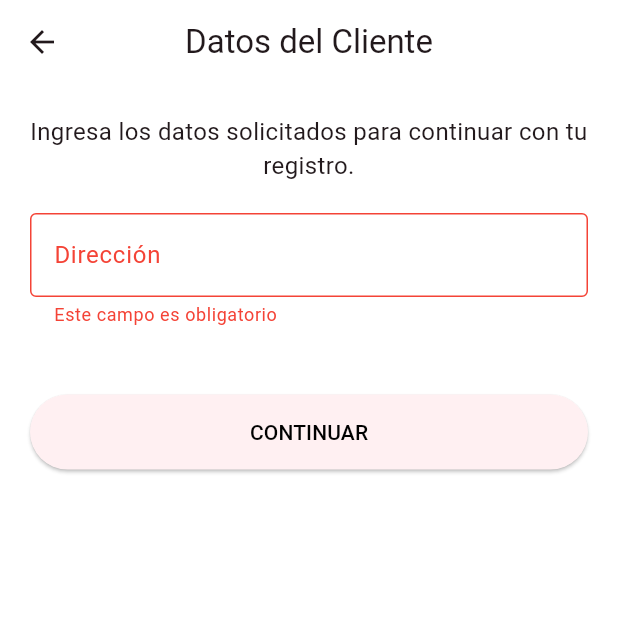
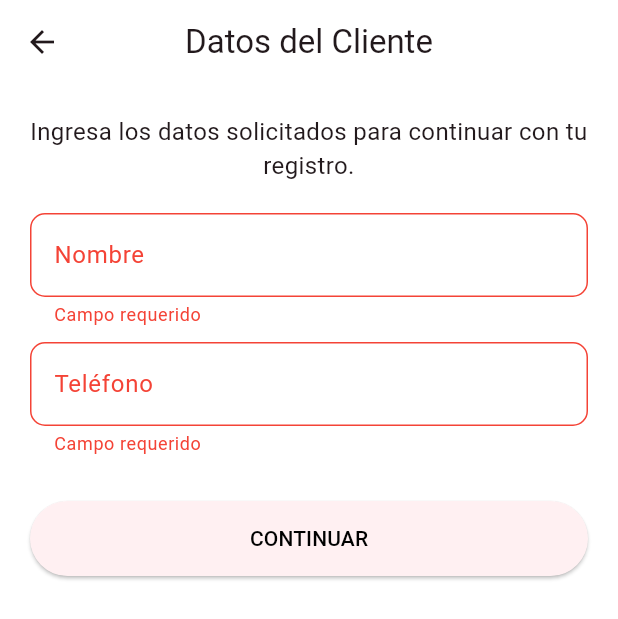
Before and after one commit to AkionAG7/Nicoya_Now_Flutter, a Flutter app: the RoleFormPage screen opened directly with empty values, after a tap on "CONTINUAR", on a phone screen of 412 x 824 dp. Shown: the top 619 px of the screen. Run offline on Flutter 3.47's test engine with Material 3 defaults, Android fonts, the phone set to English and light mode, and no system bars; our stand-ins replace file_picker, flutter_dotenv, get_it, image_picker, shared_preferences, supabase_flutter; accounts and stored records are empty.

Commit message:
feat/ cambios

```diff
--- a/lib/app/features/auth/presentation/pages/role_form_page.dart
+++ b/lib/app/features/auth/presentation/pages/role_form_page.dart
@@ -21,6 +21,37 @@ class _RoleFormPageState extends State<RoleFormPage> {
   final _formKey = GlobalKey<FormState>();
   final Map<String, dynamic> _formData = {};
   bool _isLoading = false;
+
+  @override
+  void initState() {
+    super.initState();
+    // Automatic redirection for merchant and driver roles
+    // We use a post-frame callback to ensure the context is available
+    WidgetsBinding.instance.addPostFrameCallback((_) {
+      _redirectToRoleForm();
+    });
+  }
+
+  void _redirectToRoleForm() {
+    // Immediately redirect to the appropriate form page
+    if (widget.roleType == RoleType.driver) {
+      Navigator.pushReplacementNamed(
+        context,
+        Routes.deliver_Form1,
+        arguments: {
+          'isAddingRole': widget.isAddingRole,
+        },
+      );
+    } else if (widget.roleType == RoleType.merchant) {
+      Navigator.pushReplacementNamed(
+        context,
+        Routes.merchantStepBusiness,
+        arguments: {
+          'isAddingRole': widget.isAddingRole,
+        },
+      );
+    }
+  }
 
   @override
   Widget build(BuildContext context) {
@@ -61,110 +92,77 @@ class _RoleFormPageState extends State<RoleFormPage> {
             ),
     );
   }
+
   String _getPageTitle() {
     switch (widget.roleType) {
       case RoleType.driver:
-        return widget.isAddingRole ? 'Registrarse como Conductor' : 'Datos del Conductor';
+        return widget.isAddingRole ? 'Agregar rol de Conductor' : 'Datos del Conductor';
       case RoleType.merchant:
-        return widget.isAddingRole ? 'Registrarse como Comercio' : 'Datos del Comercio';
+        return widget.isAddingRole ? 'Agregar rol de Comercio' : 'Datos del Comercio';
       case RoleType.customer:
-        return widget.isAddingRole ? 'Registrarse como Cliente' : 'Datos del Cliente';
+        return widget.isAddingRole ? 'Agregar rol de Cliente' : 'Datos del Cliente';
     }
   }
 
   String _getFormDescription() {
+    if (widget.roleType == RoleType.merchant || widget.roleType == RoleType.driver) {
+      return 'Serás redirigido al formulario correspondiente...';
+    }
+
     if (widget.isAddingRole) {
-      return 'Completa la información adicional requerida para registrarte con este rol.';
+      return 'Completa la información adicional requerida para este rol.';
     } else {
       return 'Ingresa los datos solicitados para continuar con tu registro.';
     }
   }
+
   List<Widget> _buildFormFields() {
-    switch (widget.roleType) {
-      case RoleType.driver:
-        return _buildDriverFields();
-      case RoleType.merchant:
-        return _buildMerchantFields();
-      case RoleType.customer:
-        return _buildCustomerFields();
+    // For merchant and driver roles, we're redirecting automatically
+    // so we just show a loading indicator
+    if (widget.roleType == RoleType.merchant || widget.roleType == RoleType.driver) {
+      return [
+        const SizedBox(height: 20),
+        const Center(child: CircularProgressIndicator()),
+        const SizedBox(height: 20),
+        const Text(
+          'Redirigiendo al formulario especializado...',
+          style: TextStyle(fontSize: 16, fontStyle: FontStyle.italic),
+          textAlign: TextAlign.center,
+        ),
+      ];
     }
-  }
 
-  List<Widget> _buildDriverFields() {
+    // For customer role or other roles, show basic fields
     return [
       TextFormField(
-        decoration: const InputDecoration(
-          labelText: 'Número de Identificación',
-          border: OutlineInputBorder(),
-        ),
-        validator: (value) {
-          if (value == null || value.isEmpty) {
-            return 'Este campo es obligatorio';
-          }
-          return null;
-        },
-        onSaved: (value) => _formData['id_number'] = value,
+        decoration: const InputDecoration(labelText: 'Nombre'),
+        validator: (value) => (value?.isEmpty ?? true) ? 'Campo requerido' : null,
+        onSaved: (value) => _formData['name'] = value,
       ),
-      const SizedBox(height: 15),
-      const Text(
-        'Importante: Tu cuenta como conductor será verificada antes de poder acceder. Te notificaremos cuando esto suceda.',
-        style: TextStyle(color: Colors.red),
+      const SizedBox(height: 10),
+      TextFormField(
+        decoration: const InputDecoration(labelText: 'Teléfono'),
+        keyboardType: TextInputType.phone,
+        validator: (value) => (value?.isEmpty ?? true) ? 'Campo requerido' : null,
+        onSaved: (value) => _formData['phone'] = value,
       ),
     ];
   }
 
-  List<Widget> _buildMerchantFields() {
-    return [
-      TextFormField(
-        decoration: const InputDecoration(
-          labelText: 'Número de Identificación Tributaria',
-          border: OutlineInputBorder(),
-        ),
-        validator: (value) {
-          if (value == null || value.isEmpty) {
-            return 'Este campo es obligatorio';
-          }
-          return null;
-        },
-        onSaved: (value) => _formData['id_number'] = value,
-      ),
-      const SizedBox(height: 15),
-      // Add more merchant fields as needed
-    ];
-  }
-
-  List<Widget> _buildCustomerFields() {
-    return [
-      TextFormField(
-        decoration: const InputDecoration(
-          labelText: 'Dirección',
-          border: OutlineInputBorder(),
-        ),
-        validator: (value) {
-          if (value == null || value.isEmpty) {
-            return 'Este campo es obligatorio';
-          }
-          return null;
-        },
-        onSaved: (value) => _formData['address'] = value,
-      ),
-      const SizedBox(height: 15),
-      // Add more customer fields as needed
-    ];
-  }
   Future<void> _submitForm() async {
-    // Special handling for driver role - navigate to DeliverForm1
-    if (widget.roleType == RoleType.driver && widget.isAddingRole) {
-      Navigator.pushNamed(
-        context,
-        Routes.deliver_Form1,
-        arguments: {
-          'isAddingRole': true,
-        },
-      );
+    // For merchant and driver, we've already redirected in initState
+    // This is a fallback in case the user manually taps the button
+    if (widget.roleType == RoleType.driver) {
+      _redirectToRoleForm();
       return;
     }
 
+    if (widget.roleType == RoleType.merchant) {
+      _redirectToRoleForm();
+      return;
+    }
+
+    // For customer role, process the minimal form
     if (_formKey.currentState?.validate() ?? false) {
       _formKey.currentState?.save();
       setState(() => _isLoading = true);
@@ -177,26 +175,13 @@ class _RoleFormPageState extends State<RoleFormPage> {
           // Adding a role to an existing user
           success = await authController.addRoleToCurrentUser(widget.roleType, _formData);
         } else {
-          // This would be handled by the specific signup methods in the original flow
+          // Este caso debería manejarse por la lógica de registro específica
           success = false;
         }
 
         if (success && mounted) {
           // Navigate to appropriate screen based on role
-          String nextRoute = '/home';
-          switch (widget.roleType) {
-            case RoleType.merchant:
-              nextRoute = '/merchant/home';
-              break;
-            case RoleType.customer:
-              nextRoute = '/customer/home';
-              break;
-            case RoleType.driver:
-              nextRoute = '/driver/home';
-              break;
-          }
-
-          Navigator.of(context).pushReplacementNamed(nextRoute);
+          Navigator.of(context).pushReplacementNamed(Routes.home_food);
         }
       } finally {
         if (mounted) {
```
Also changed, not shown: lib/app/features/merchant/presentation/pages/merchant_step_business.dart (+91 -12 lines), lib/app/features/merchant/presentation/pages/merchant_step_password.dart (+13 -3 lines).
